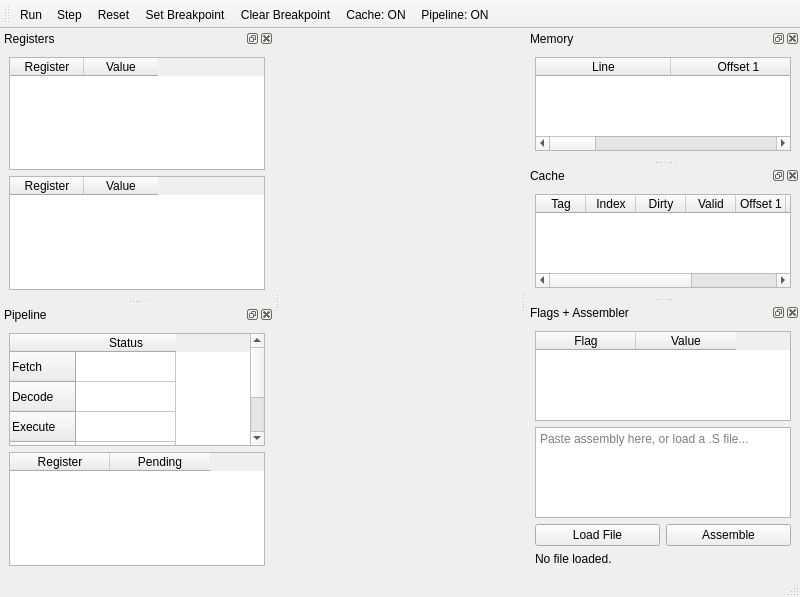
Above: gui/mainwindow.ui from nehaka02/DNA-v32 before the change. Below: the same form after it.
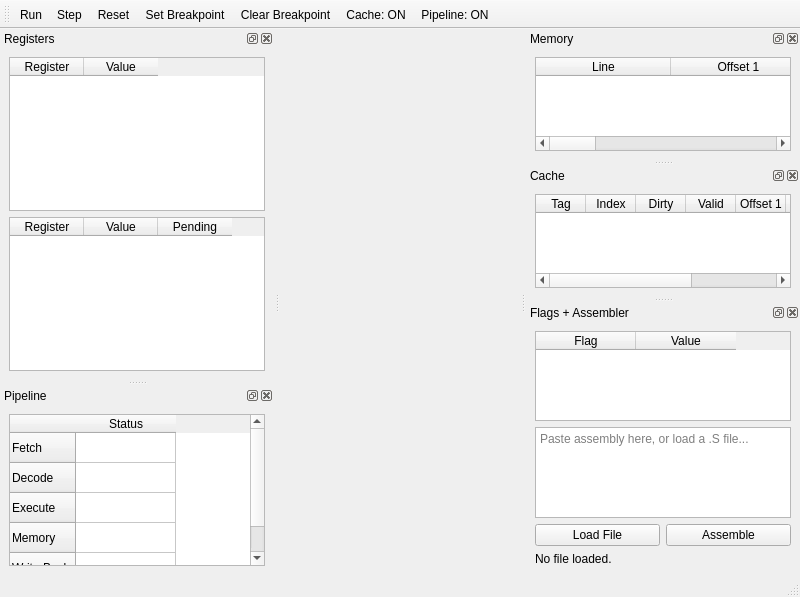
That is the form after the change.

Commit message: Moved pending reg to a column in regular reg table

The edit to the form file:
```diff
--- a/gui/mainwindow.ui
+++ b/gui/mainwindow.ui
@@ -74,6 +74,11 @@
          <string>Value</string>
         </property>
        </column>
+       <column>
+        <property name="text">
+         <string>Pending</string>
+        </property>
+       </column>
       </widget>
      </item>
     </layout>
@@ -181,7 +186,7 @@
        </column>
       </widget>
      </item>
-     <item>
+     <!--<item>
       <widget class="QTableWidget" name="pendingRegsTable">
        <column>
         <property name="text">
@@ -194,7 +199,7 @@
         </property>
        </column>
       </widget>
-     </item>
+     </item>-->
     </layout>
    </widget>
   </widget>
```
The commit also changes 2 other files.
